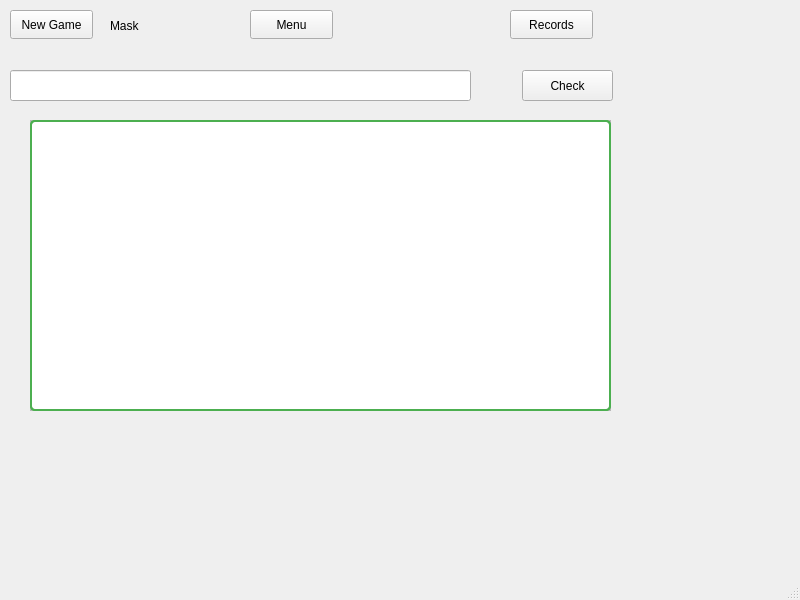
This is mainwindow.ui in SavvyEM/worldeQT as Qt 5 draws it before an edit. The edited form follows.
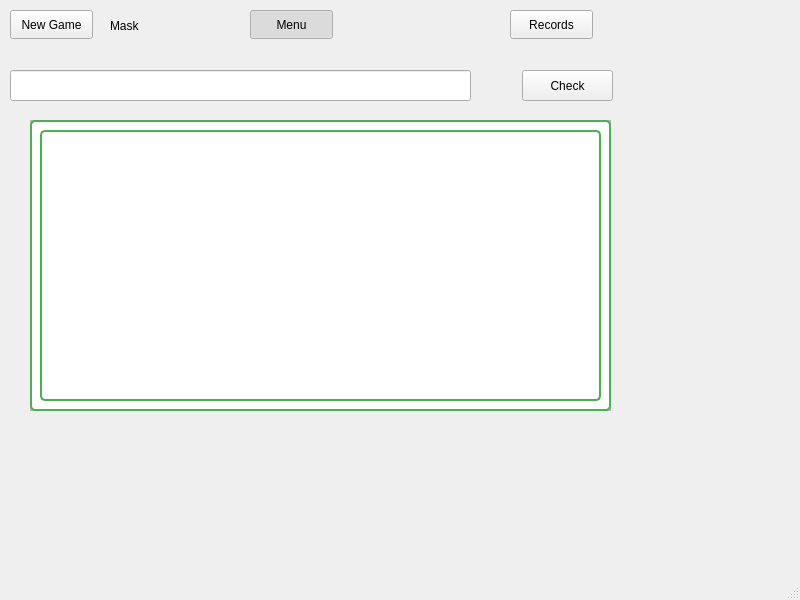
This is the edited form.

Diff of the .ui file:
```diff
--- a/mainwindow.ui
+++ b/mainwindow.ui
@@ -85,6 +85,12 @@
     <property name="text">
      <string>Menu</string>
     </property>
+    <property name="checkable">
+     <bool>true</bool>
+    </property>
+    <property name="checked">
+     <bool>true</bool>
+    </property>
    </widget>
    <widget class="QPushButton" name="menuRecordsButton">
     <property name="geometry">
@@ -129,10 +135,10 @@
     <widget class="QListWidget" name="recordList">
      <property name="geometry">
       <rect>
-       <x>0</x>
-       <y>0</y>
-       <width>581</width>
-       <height>291</height>
+       <x>10</x>
+       <y>10</y>
+       <width>561</width>
+       <height>271</height>
       </rect>
      </property>
      <property name="alternatingRowColors">
```
Left out of the diff: 6 changed lines with no effect on the pictures.
